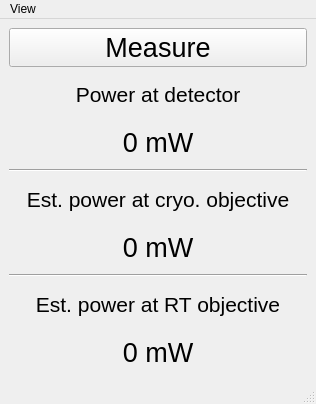
Qt form gui/powermeter/ui_powermeter.ui (projecthira/qudi-hira) before a commit.
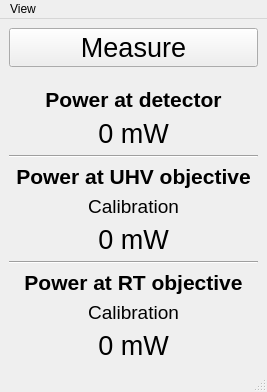
The same form after that commit. Icons and pictures are not drawn.

Commit message: Updated UI for powermeter with calibration parameters

What changed in the file:
```diff
--- a/gui/powermeter/ui_powermeter.ui
+++ b/gui/powermeter/ui_powermeter.ui
@@ -6,8 +6,8 @@
    <rect>
     <x>0</x>
     <y>0</y>
-    <width>316</width>
-    <height>404</height>
+    <width>267</width>
+    <height>392</height>
    </rect>
   </property>
   <property name="windowTitle">
@@ -17,21 +17,51 @@
    <layout class="QVBoxLayout" name="verticalLayout">
     <item>
      <widget class="QPushButton" name="powerMeasureButton">
+      <property name="sizePolicy">
+       <sizepolicy hsizetype="Preferred" vsizetype="Preferred">
+        <horstretch>0</horstretch>
+        <verstretch>0</verstretch>
+       </sizepolicy>
+      </property>
       <property name="font">
        <font>
         <pointsize>20</pointsize>
        </font>
       </property>
+      <property name="focusPolicy">
+       <enum>Qt::StrongFocus</enum>
+      </property>
+      <property name="contextMenuPolicy">
+       <enum>Qt::PreventContextMenu</enum>
+      </property>
+      <property name="layoutDirection">
+       <enum>Qt::LeftToRight</enum>
+      </property>
       <property name="text">
        <string>Measure</string>
       </property>
      </widget>
     </item>
+    <item>
+     <spacer name="verticalSpacer">
+      <property name="orientation">
+       <enum>Qt::Vertical</enum>
+      </property>
+      <property name="sizeHint" stdset="0">
+       <size>
+        <width>20</width>
+        <height>40</height>
+       </size>
+      </property>
+     </spacer>
+    </item>
     <item>
      <widget class="QLabel" name="label_2">
       <property name="font">
        <font>
         <pointsize>16</pointsize>
+        <weight>75</weight>
+        <bold>true</bold>
        </font>
       </property>
       <property name="text">
@@ -69,10 +99,27 @@
       <property name="font">
        <font>
         <pointsize>16</pointsize>
+        <weight>75</weight>
+        <bold>true</bold>
        </font>
       </property>
       <property name="text">
-       <string>Est. power at cryo. objective</string>
+       <string>Power at UHV objective</string>
+      </property>
+      <property name="alignment">
+       <set>Qt::AlignCenter</set>
+      </property>
+     </widget>
+    </item>
+    <item>
+     <widget class="QLabel" name="calibration_uhv">
+      <property name="font">
+       <font>
+        <pointsize>14</pointsize>
+       </font>
+      </property>
+      <property name="text">
+       <string>Calibration</string>
       </property>
       <property name="alignment">
        <set>Qt::AlignCenter</set>
@@ -106,10 +153,28 @@
       <property name="font">
        <font>
         <pointsize>16</pointsize>
+        <weight>75</weight>
+        <bold>true</bold>
+        <underline>false</underline>
        </font>
       </property>
       <property name="text">
-       <string>Est. power at RT objective</string>
+       <string>Power at RT objective</string>
+      </property>
+      <property name="alignment">
+       <set>Qt::AlignCenter</set>
+      </property>
+     </widget>
+    </item>
+    <item>
+     <widget class="QLabel" name="calibration_rt">
+      <property name="font">
+       <font>
+        <pointsize>14</pointsize>
+       </font>
+      </property>
+      <property name="text">
+       <string>Calibration</string>
       </property>
       <property name="alignment">
        <set>Qt::AlignCenter</set>
@@ -138,7 +203,7 @@
     <rect>
      <x>0</x>
      <y>0</y>
-     <width>316</width>
+     <width>267</width>
      <height>21</height>
     </rect>
    </property>
```
The commit also changes 4 other files.
